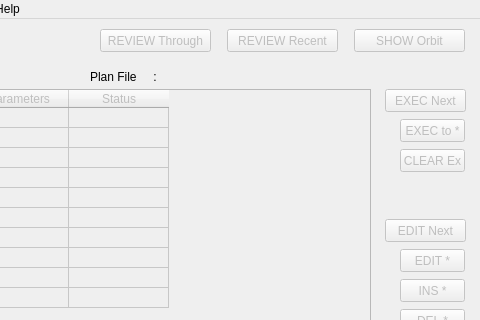
First picture: the form in ui/mainwindow.ui, repository whiskie14142/SolarSystemVoyager, before the edit; both pictures show x 160 to 640 and y 0 to 320 of the 640 by 700 pixel window.
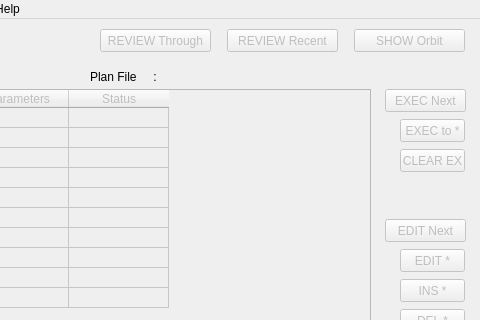
Second picture: the form after the edit.

The edit to the form file:
```diff
--- a/ui/mainwindow.ui
+++ b/ui/mainwindow.ui
@@ -371,7 +371,7 @@
      <string>Initialize execution of the flight plan</string>
     </property>
     <property name="text">
-     <string>CLEAR Ex</string>
+     <string>CLEAR EX</string>
     </property>
    </widget>
    <widget class="QPushButton" name="reviewthroughout">
```
